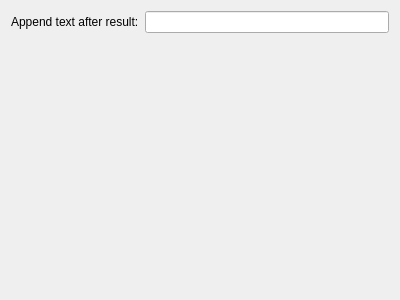
KDE/simon, file plugins/Commands/Dictation/dictationconfigurationdlg.ui: the form before one commit.
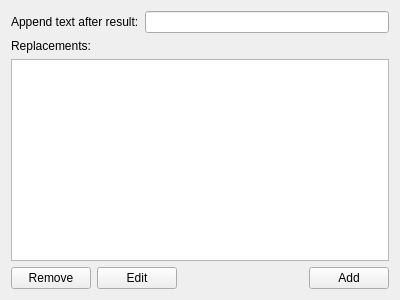
The form after the commit. Custom widgets are drawn as their Qt base class.

Commit message: Configurable text replacements for the dictation plugin

Diff of the .ui file:
```diff
--- a/plugins/Commands/Dictation/dictationconfigurationdlg.ui
+++ b/plugins/Commands/Dictation/dictationconfigurationdlg.ui
@@ -32,17 +32,59 @@
     </layout>
    </item>
    <item>
-    <spacer name="verticalSpacer">
-     <property name="orientation">
-      <enum>Qt::Vertical</enum>
+    <widget class="QLabel" name="label">
+     <property name="text">
+      <string>Replacements:</string>
      </property>
-     <property name="sizeHint" stdset="0">
-      <size>
-       <width>20</width>
-       <height>40</height>
-      </size>
+    </widget>
+   </item>
+   <item>
+    <widget class="QTableView" name="tvReplacements">
+     <property name="selectionMode">
+      <enum>QAbstractItemView::SingleSelection</enum>
      </property>
-    </spacer>
+     <property name="selectionBehavior">
+      <enum>QAbstractItemView::SelectRows</enum>
+     </property>
+    </widget>
+   </item>
+   <item>
+    <layout class="QHBoxLayout" name="horizontalLayout">
+     <item>
+      <widget class="KPushButton" name="pbRemoveReplacement">
+       <property name="text">
+        <string>Remove</string>
+       </property>
+      </widget>
+     </item>
+     <item>
+      <widget class="KPushButton" name="pbEditReplacement">
+       <property name="text">
+        <string>Edit</string>
+       </property>
+      </widget>
+     </item>
+     <item>
+      <spacer name="horizontalSpacer">
+       <property name="orientation">
+        <enum>Qt::Horizontal</enum>
+       </property>
+       <property name="sizeHint" stdset="0">
+        <size>
+         <width>40</width>
+         <height>20</height>
+        </size>
+       </property>
+      </spacer>
+     </item>
+     <item>
+      <widget class="KPushButton" name="pbAddReplacement">
+       <property name="text">
+        <string>Add</string>
+       </property>
+      </widget>
+     </item>
+    </layout>
    </item>
   </layout>
  </widget>
@@ -52,6 +94,11 @@
    <extends>QLineEdit</extends>
    <header>klineedit.h</header>
   </customwidget>
+  <customwidget>
+   <class>KPushButton</class>
+   <extends>QPushButton</extends>
+   <header>kpushbutton.h</header>
+  </customwidget>
  </customwidgets>
  <resources/>
  <connections/>
```
The commit also changes 11 other files.
